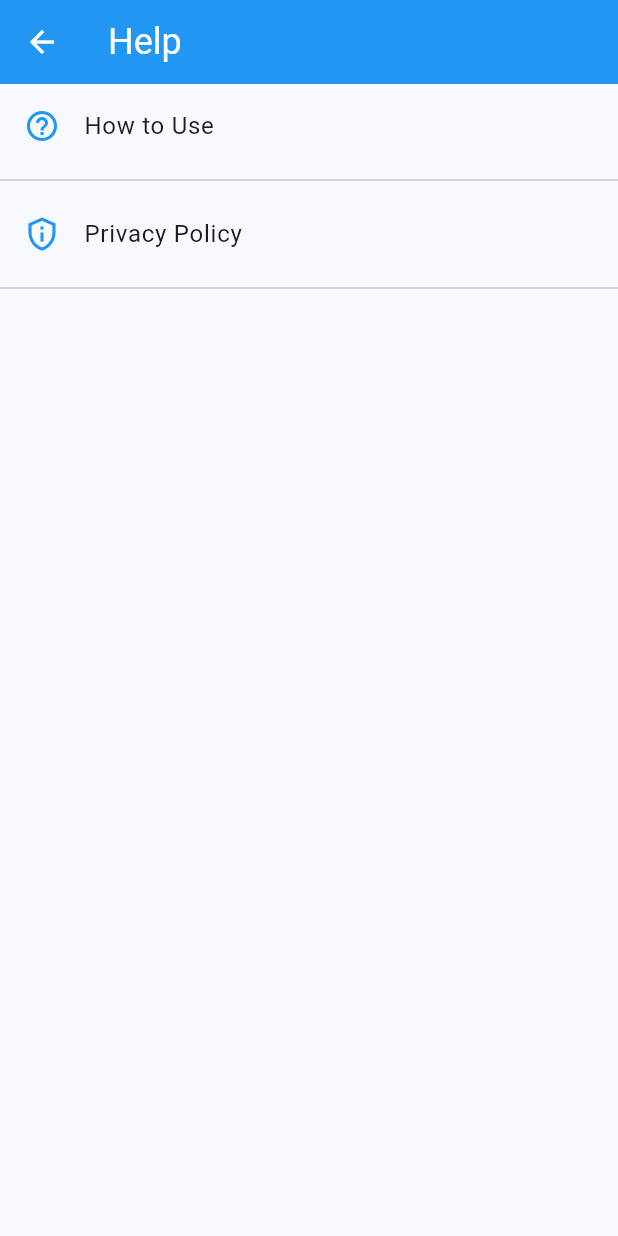
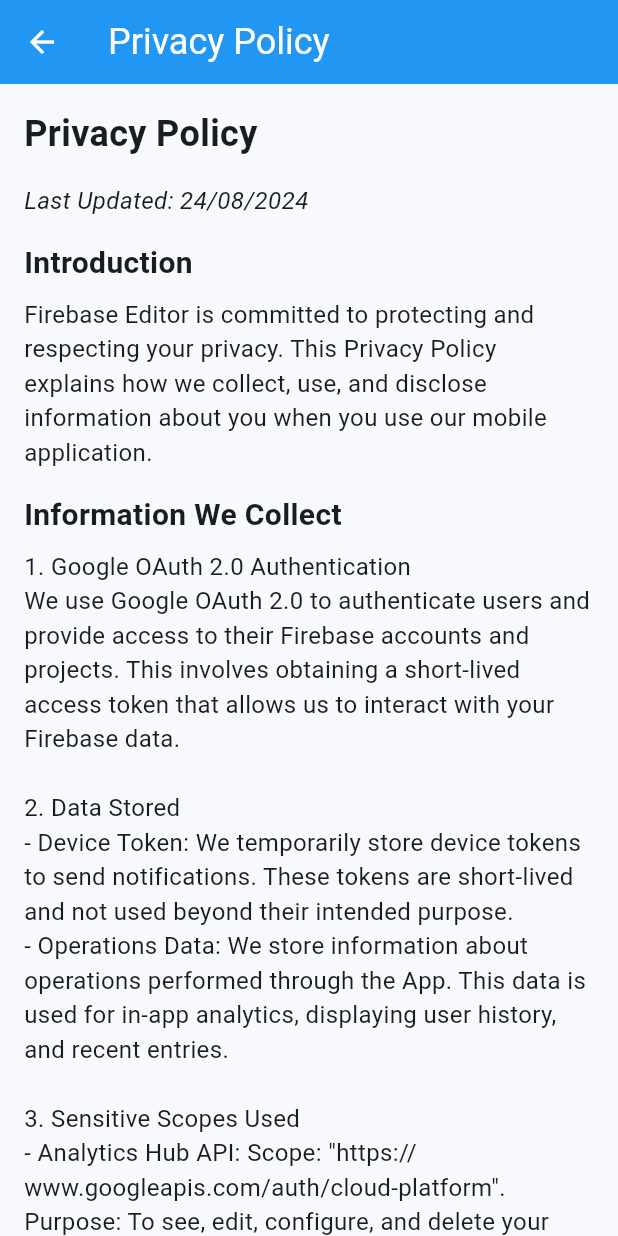
Before and after one commit to CCExtractor/firebase_editor_gsoc, a Flutter app: the HelpPage screen opened directly, after a tap on "Privacy Policy", on a phone screen of 412 x 824 dp. Run offline on Flutter 3.47's test engine with Material 3 defaults, Android fonts, the phone set to English and light mode, and no system bars; our stand-ins replace cloud_firestore, dio, firebase_auth, firebase_core, firebase_messaging, fl_chart and 8 more; missing offline and left inert: flutter_file_dialog; accounts and stored records are empty; Roboto replaces fonts that are missing (Hind).

Commit message:
reformat, tests and privacy policy added

```diff
--- a/lib/main.dart
+++ b/lib/main.dart
@@ -54,7 +54,7 @@
   @override
   Widget build(BuildContext context) {
     return GetMaterialApp(
-      title: 'Flutter Demo',
+      title: 'Firebase Editor',
       theme: ThemeData(
           colorScheme: ColorScheme.fromSeed(
             seedColor: Colors.blue,
--- /dev/null
+++ b/lib/views/privacy_policy.dart
@@ -0,0 +1,133 @@
+import 'package:flutter/material.dart';
+
+class PrivacyPolicyPage extends StatelessWidget {
+  @override
+  Widget build(BuildContext context) {
+    return Scaffold(
+      appBar: AppBar(
+        title: const Text('Privacy Policy'),
+      ),
+      body: const SingleChildScrollView(
+        padding: EdgeInsets.all(16.0),
+        child: Column(
+          crossAxisAlignment: CrossAxisAlignment.start,
+          children: [
+            Text(
+              'Privacy Policy',
+              style: TextStyle(fontSize: 24.0, fontWeight: FontWeight.bold),
+            ),
+            SizedBox(height: 16.0),
+            Text(
+              'Last Updated: 24/08/2024',
+              style: TextStyle(fontSize: 16.0, fontStyle: FontStyle.italic),
+            ),
+            SizedBox(height: 16.0),
+            Text(
+              'Introduction',
+              style: TextStyle(fontSize: 20.0, fontWeight: FontWeight.bold),
+            ),
+            SizedBox(height: 8.0),
+            Text(
+              'Firebase Editor is committed to protecting and respecting your privacy. This Privacy Policy explains how we collect, use, and disclose information about you when you use our mobile application.',
+              style: TextStyle(fontSize: 16.0),
+            ),
+            SizedBox(height: 16.0),
+            Text(
+              'Information We Collect',
+              style: TextStyle(fontSize: 20.0, fontWeight: FontWeight.bold),
+            ),
+            SizedBox(height: 8.0),
+            Text(
+              '1. Google OAuth 2.0 Authentication\n'
+                  'We use Google OAuth 2.0 to authenticate users and provide access to their Firebase accounts and projects. This involves obtaining a short-lived access token that allows us to interact with your Firebase data.\n\n'
+                  '2. Data Stored\n'
+                  '- Device Token: We temporarily store device tokens to send notifications. These tokens are short-lived and not used beyond their intended purpose.\n'
+                  '- Operations Data: We store information about operations performed through the App. This data is used for in-app analytics, displaying user history, and recent entries.\n\n'
+                  '3. Sensitive Scopes Used\n'
+                  '- Analytics Hub API: Scope: "https://www.googleapis.com/auth/cloud-platform". Purpose: To see, edit, configure, and delete your Google Cloud data, and access the email address associated with your Google Account.\n'
+                  '- Cloud Datastore API: Scope: "https://www.googleapis.com/auth/datastore". Purpose: To view and manage your Google Cloud Datastore data.',
+              style: TextStyle(fontSize: 16.0),
+            ),
+            SizedBox(height: 16.0),
+            Text(
+              'How We Use Your Information',
+              style: TextStyle(fontSize: 20.0, fontWeight: FontWeight.bold),
+            ),
+            SizedBox(height: 8.0),
+            Text(
+              '- Accessing Firebase Projects: The access token obtained through Google OAuth 2.0 is used to retrieve and manage your Firebase projects and associated data.\n'
+                  '- Sending Notifications: Device tokens are used to send notifications regarding updates to Firebase projects.\n'
+                  '- In-App Analytics: Data on operations performed within the app is collected to provide insights and display recent activities within the app.',
+              style: TextStyle(fontSize: 16.0),
+            ),
+            SizedBox(height: 16.0),
+            Text(
+              'Data Retention',
+              style: TextStyle(fontSize: 20.0, fontWeight: FontWeight.bold),
+            ),
+            SizedBox(height: 8.0),
+            Text(
+              '- Device Tokens: Device tokens are stored temporarily and discarded once their purpose is fulfilled.\n'
+                  '- Operations Data: Operations data is retained as long as necessary to provide in-app analytics and history features.',
+              style: TextStyle(fontSize: 16.0),
+            ),
+            SizedBox(height: 16.0),
+            Text(
+              'Data Sharing',
+              style: TextStyle(fontSize: 20.0, fontWeight: FontWeight.bold),
+            ),
+            SizedBox(height: 8.0),
+            Text(
+              'We do not share your personal data with third parties except:\n'
+                  '- To Comply with Legal Obligations: If required by law, we may share your data with law enforcement or other governmental authorities.\n'
+                  '- With Your Consent: We may share your information with third parties when we have your explicit consent to do so.',
+              style: TextStyle(fontSize: 16.0),
+            ),
+            SizedBox(height: 16.0),
+            Text(
+              'Security',
+              style: TextStyle(fontSize: 20.0, fontWeight: FontWeight.bold),
+            ),
+            SizedBox(height: 8.0),
+            Text(
+              'We implement industry-standard security measures to protect your data. However, no system is completely secure, and we cannot guarantee the absolute security of your information.',
+              style: TextStyle(fontSize: 16.0),
+            ),
+            SizedBox(height: 16.0),
+            Text(
+              'Your Rights',
+              style: TextStyle(fontSize: 20.0, fontWeight: FontWeight.bold),
+            ),
+            SizedBox(height: 8.0),
+            Text(
+              'You have the right to:\n'
+                  '- Access and Control Your Data: You can request access to the data we have stored and request corrections or deletions.\n'
+                  '- Revoke Access: You can revoke access granted through Google OAuth 2.0 at any time.',
+              style: TextStyle(fontSize: 16.0),
+            ),
+            SizedBox(height: 16.0),
+            Text(
+              'Changes to This Privacy Policy',
+              style: TextStyle(fontSize: 20.0, fontWeight: FontWeight.bold),
+            ),
+            SizedBox(height: 8.0),
+            Text(
+              'We may update this Privacy Policy from time to time. We will notify you of any significant changes by posting the new Privacy Policy on this page.',
+              style: TextStyle(fontSize: 16.0),
+            ),
+            SizedBox(height: 16.0),
+            Text(
+              'Contact Us',
+              style: TextStyle(fontSize: 20.0, fontWeight: FontWeight.bold),
+            ),
+            SizedBox(height: 8.0),
+            Text(
+              'If you have any questions or concerns about this Privacy Policy, please contact us at CCExtractor Development Github page.',
+              style: TextStyle(fontSize: 16.0),
+            ),
+          ],
+        ),
+      ),
+    );
+  }
+}
--- a/lib/views/user_profile_view.dart
+++ b/lib/views/user_profile_view.dart
@@ -22,7 +22,7 @@
         padding: const EdgeInsets.all(16.0), // Padding around the body content
         child: Column(
           crossAxisAlignment: CrossAxisAlignment.start,
-          children: [
+          children: <Widget> [
             // Row to display user's profile picture and basic information
             Row(
               children: [
--- a/pubspec.yaml
+++ b/pubspec.yaml
@@ -59,11 +59,14 @@
   dio: ^5.6.0
   flutter_file_dialog: ^3.0.2
   glassmorphism: ^3.0.0
-  mockito: ^5.4.4
+
 
 dev_dependencies:
   flutter_test:
     sdk: flutter
+  mockito: ^5.4.4
+  firebase_auth_mocks: ^0.14.0
+  fake_cloud_firestore: ^3.0.2
 
   # The "flutter_lints" package below contains a set of recommended lints to
   # encourage good coding practices. The lint set provided by the package is
```
Also changed, not shown: lib/views/help.dart (+4 -4 lines), pubspec.lock, 8 other files.
